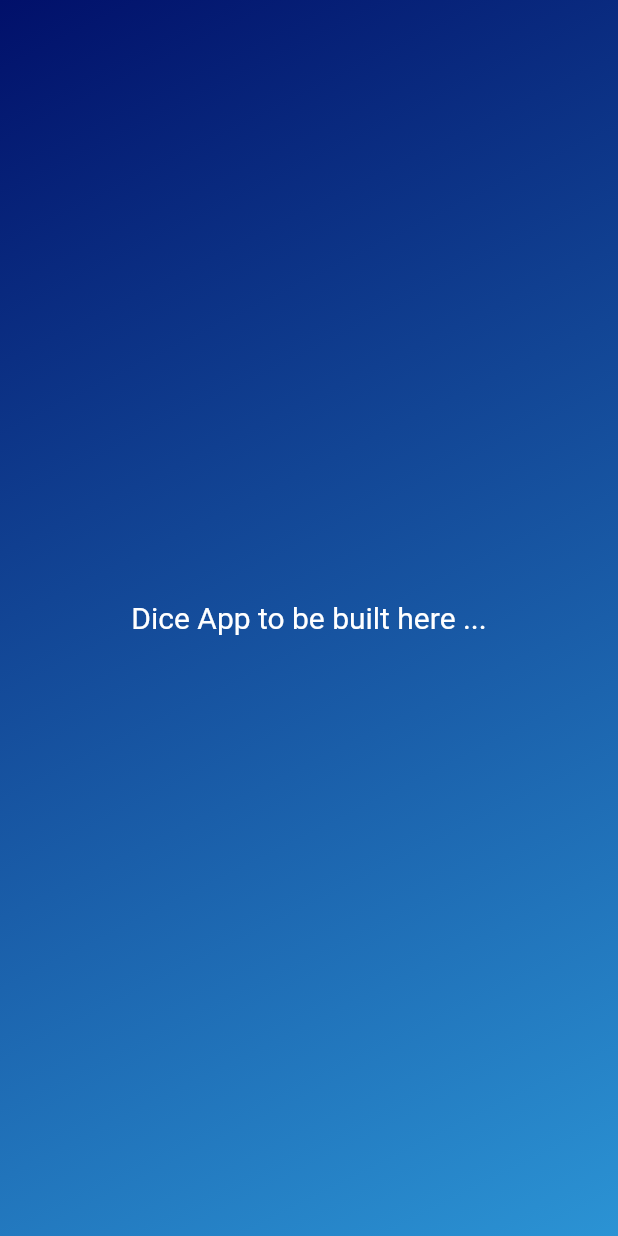
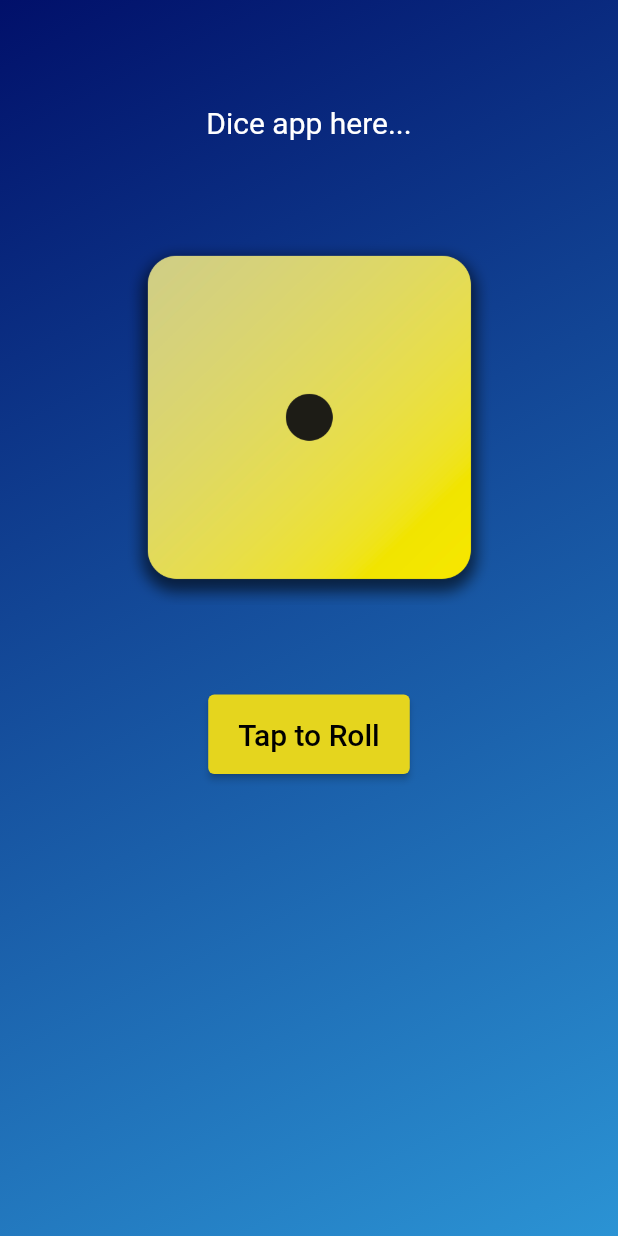
Before and after one commit to notrayo/dice-app, a Flutter app: the screen it shows after launch, on a phone screen of 412 x 824 dp. Run offline on Flutter 3.47's test engine with Material 2 defaults, Android fonts, the phone set to English and light mode, and no system bars.

Commit message:
dice app complete

```diff
--- a/lib/screens/home.dart
+++ b/lib/screens/home.dart
@@ -11,6 +11,9 @@ class HomeScreen extends StatefulWidget {
 class _HomeScreenState extends State<HomeScreen> {
   @override
   Widget build(BuildContext context) {
-    return const Scaffold(body: GradientContainer());
+    return const Scaffold(
+        body: GradientContainer(
+      colors: [],
+    ));
   }
 }
--- /dev/null
+++ b/lib/widgets/elevated_button.dart
@@ -0,0 +1,23 @@
+//import 'package:dice_app/widgets/style_text.dart';
+import 'package:flutter/material.dart';
+
+class ElevatedButtonn extends StatelessWidget {
+  ElevatedButtonn(
+      {super.key, required this.buttonText, required this.onPressed});
+
+  final String buttonText;
+
+  var activeDice = 'assets/dice-images/dice-1.png';
+  final VoidCallback onPressed;
+
+  @override
+  Widget build(BuildContext context) {
+    return ElevatedButton(
+        onPressed: onPressed,
+        style: ElevatedButton.styleFrom(
+            backgroundColor: const Color.fromARGB(255, 229, 213, 30),
+            padding: const EdgeInsets.symmetric(vertical: 15, horizontal: 20)),
+        child: Text(buttonText,
+            style: const TextStyle(color: Colors.black, fontSize: 20)));
+  }
+}
--- a/lib/widgets/nice_gradient.dart
+++ b/lib/widgets/nice_gradient.dart
@@ -1,19 +1,91 @@
+import 'dart:math';
+
+import 'package:dice_app/widgets/elevated_button.dart';
 import 'package:dice_app/widgets/style_text.dart';
 import 'package:flutter/material.dart';
 
-class GradientContainer extends StatelessWidget {
-  const GradientContainer({super.key});
+//variables
+
+var startAlignment = Alignment.topLeft;
+var endAlignment = Alignment.bottomRight;
+
+class GradientContainer extends StatefulWidget {
+  const GradientContainer({super.key, required this.colors});
+
+  final List colors;
 
   @override
+  State<GradientContainer> createState() => _GradientContainerState();
+}
+
+class _GradientContainerState extends State<GradientContainer> {
+  late String currentDiceImage;
+
+  @override
+  void initState() {
+    super.initState();
+
+    currentDiceImage = 'assets/dice-images/dice-1.png';
+  }
+
+  void diceRoller() {
+    List<String> diceImages = [
+      'assets/dice-images/dice-1.png',
+      'assets/dice-images/dice-2.png',
+      'assets/dice-images/dice-3.png',
+      'assets/dice-images/dice-4.png',
+      'assets/dice-images/dice-5.png',
+      'assets/dice-images/dice-6.png',
+    ];
+
+    // set randomizer
+    var random = Random();
+    var newDiceImagePath = diceImages[random.nextInt(diceImages.length)];
+
+    //currentDiceImage = newDiceImagePath;
+
+    setState(() {
+      currentDiceImage = newDiceImagePath;
+    });
+  }
+
   Widget build(BuildContext context) {
     return Container(
-      decoration: const BoxDecoration(
-        gradient: LinearGradient(colors: [
+      decoration: BoxDecoration(
+        gradient: LinearGradient(colors: const [
           Color.fromARGB(255, 1, 16, 106),
           Color.fromARGB(255, 43, 147, 212)
-        ], begin: Alignment.topLeft, end: Alignment.bottomRight),
+        ], begin: startAlignment, end: endAlignment),
       ),
-      child: const Center(child: StyleText()),
+      child: Column(
+        children: [
+          const SizedBox(
+            height: 70,
+          ),
+          const Align(
+              alignment: Alignment.topCenter,
+              child: StyleText(
+                text: 'Dice app here...',
+              )),
+          const SizedBox(
+            height: 60,
+          ),
+          Align(
+              alignment: Alignment.center,
+              child: Image.asset(
+                currentDiceImage,
+                width: 250,
+                height: 250,
+              )),
+          const SizedBox(
+            height: 60,
+          ),
+          ElevatedButtonn(
+            buttonText: 'Tap to Roll',
+            onPressed: diceRoller,
+          )
+        ],
+      ),
     );
   }
 }
--- a/lib/widgets/style_text.dart
+++ b/lib/widgets/style_text.dart
@@ -1,13 +1,15 @@
 import 'package:flutter/material.dart';
 
 class StyleText extends StatelessWidget {
-  const StyleText({super.key});
+  const StyleText({required this.text, super.key});
+
+  final String text;
 
   @override
   Widget build(BuildContext context) {
-    return const Text(
-      'Dice App to be built here ...',
-      style: TextStyle(color: Colors.white, fontSize: 20),
+    return Text(
+      text,
+      style: const TextStyle(color: Colors.white, fontSize: 20),
     );
   }
 }
```
Also changed, not shown: pubspec.yaml (+7 -3 lines), assets/dice-images/dice-1.png (added), assets/dice-images/dice-2.png (added), assets/dice-images/dice-3.png (added), assets/dice-images/dice-4.png (added), assets/dice-images/dice-5.png (added), assets/dice-images/dice-6.png (added).
